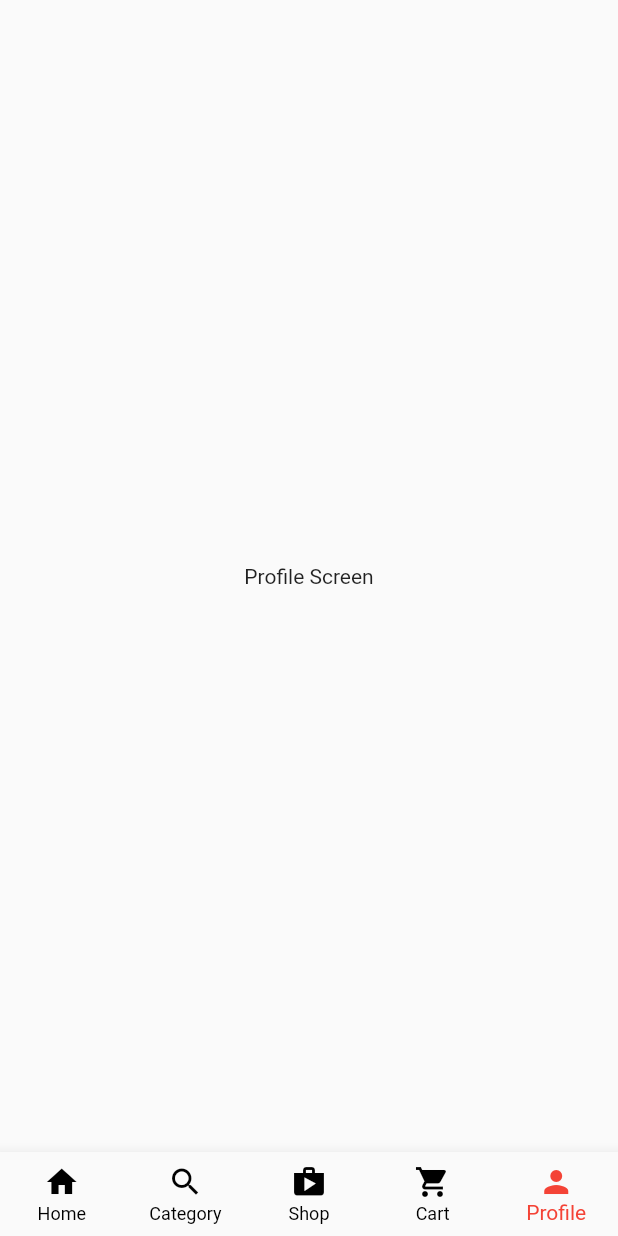
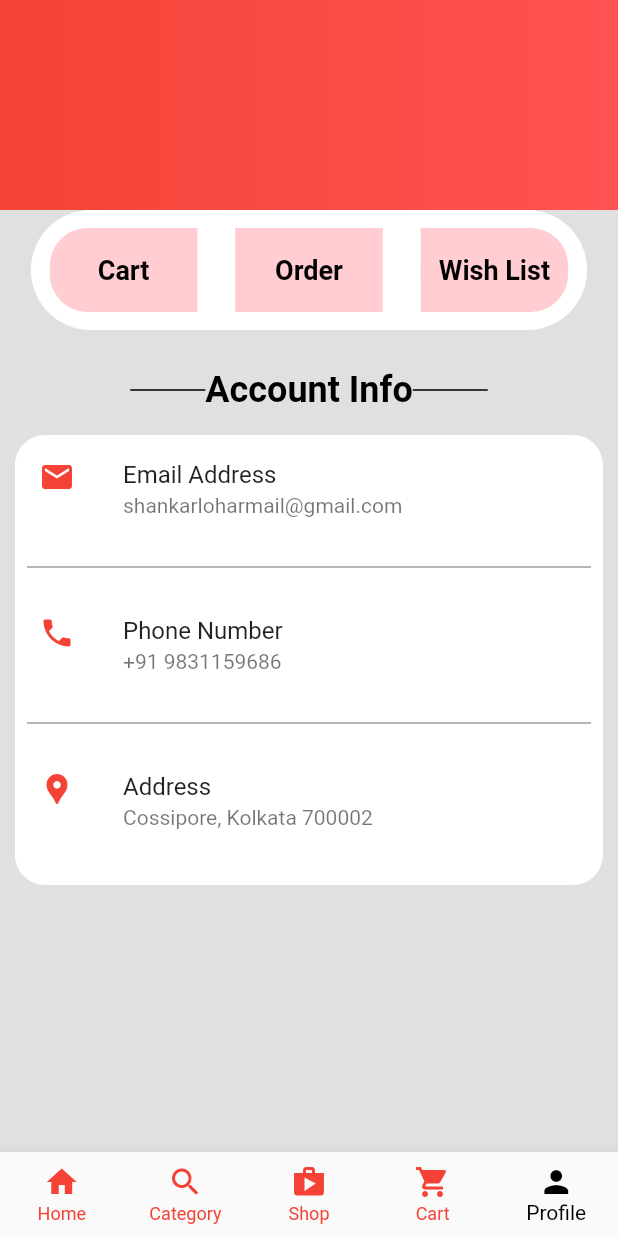
Before and after one commit to shankarlohar/BB-Baazar, a Flutter app: the screen it shows after launch, item 5 of the bottom bar chosen, on a phone screen of 412 x 824 dp. Run offline on Flutter 3.47's test engine with Material 2 defaults, Android fonts, the phone set to English and light mode, and no system bars; our stand-ins replace cloud_firestore, firebase_auth, firebase_core, firebase_storage, image_picker; accounts and stored records are empty; Roboto replaces fonts that are missing (Brand-Bold).

Commit message:
little profile

```diff
--- a/lib/main.dart
+++ b/lib/main.dart
@@ -3,6 +3,7 @@ import 'package:bb_baazar/views/auth/landing_customer_screen.dart';
 import 'package:bb_baazar/views/customer_home_screen.dart';
 import 'package:firebase_core/firebase_core.dart';
 import 'package:flutter/material.dart';
+import 'package:flutter/services.dart';
 
 void main() async {
   WidgetsFlutterBinding.ensureInitialized();
@@ -15,6 +16,7 @@ class MyApp extends StatelessWidget {
 
   @override
   Widget build(BuildContext context) {
+    SystemChrome.setSystemUIOverlayStyle(SystemUiOverlayStyle(statusBarColor: Colors.transparent));
     return MaterialApp(
         debugShowCheckedModeBanner: false,
         title: 'BB Baazar',
--- a/lib/views/customer_home_screen.dart
+++ b/lib/views/customer_home_screen.dart
@@ -1,4 +1,5 @@
 import 'package:bb_baazar/views/home_screen.dart';
+import 'package:bb_baazar/views/profile_screen.dart';
 import 'package:flutter/material.dart';
 
 class CustomerHomeScreen extends StatefulWidget {
@@ -21,9 +22,7 @@ class _CustomerHomeScreenState extends State<CustomerHomeScreen> {
     Center(
       child: Text("Cart Screen"),
     ),
-    Center(
-      child: Text("Profile Screen"),
-    ),
+    ProfileScreen(),
   ];
 
   @override
@@ -31,8 +30,8 @@ class _CustomerHomeScreenState extends State<CustomerHomeScreen> {
     return Scaffold(
       bottomNavigationBar: BottomNavigationBar(
         type: BottomNavigationBarType.fixed,
-        selectedItemColor: Colors.red,
-        unselectedItemColor: Colors.black,
+        selectedItemColor: Colors.black,
+        unselectedItemColor: Colors.red,
         currentIndex: selectedItem,
         onTap: (index) {
           setState(() {
--- /dev/null
+++ b/lib/views/profile_screen.dart
@@ -0,0 +1,242 @@
+import 'package:flutter/material.dart';
+
+class ProfileScreen extends StatelessWidget {
+  const ProfileScreen({Key? key}) : super(key: key);
+
+  @override
+  Widget build(BuildContext context) {
+    return Scaffold(
+      backgroundColor: Colors.grey.shade300,
+      body: CustomScrollView(
+        slivers: [
+          SliverAppBar(
+            elevation: 0,
+            backgroundColor: Colors.white,
+            expandedHeight: 140,
+            flexibleSpace: LayoutBuilder(
+              builder: (context, constraints) {
+                return FlexibleSpaceBar(
+                  title: AnimatedOpacity(
+                    opacity: constraints.biggest.height <= 120 ? 1 : 0,
+                    duration: Duration(
+                      microseconds: 300,
+                    ),
+                    child: Text(
+                      "Account",
+                    ),
+                  ),
+                  background: Container(
+                    decoration: BoxDecoration(
+                      gradient: LinearGradient(
+                        colors: [
+                          Colors.red,
+                          Colors.redAccent,
+                        ],
+                      ),
+                    ),
+                  ),
+                );
+              },
+            ),
+          ),
+          SliverToBoxAdapter(
+            child: Column(
+              children: [
+                Container(
+                  height: 80,
+                  width: MediaQuery.of(context).size.width * 0.9,
+                  decoration: BoxDecoration(
+                    color: Colors.white,
+                    borderRadius: BorderRadius.circular(
+                      50,
+                    ),
+                  ),
+                  child: Row(
+                    mainAxisAlignment: MainAxisAlignment.spaceAround,
+                    children: [
+                      Container(
+                        decoration: BoxDecoration(
+                          color: Colors.red.shade100,
+                          borderRadius: BorderRadius.only(
+                            topLeft: Radius.circular(
+                              25,
+                            ),
+                            bottomLeft: Radius.circular(
+                              25,
+                            ),
+                          ),
+                        ),
+                        child: TextButton(
+                          onPressed: () {},
+                          child: SizedBox(
+                            height: 40,
+                            width: MediaQuery.of(context).size.width * 0.2,
+                            child: Center(
+                              child: Text(
+                                "Cart",
+                                style: TextStyle(
+                                  fontSize: 18,
+                                  color: Colors.black,
+                                  fontWeight: FontWeight.bold,
+                                ),
+                              ),
+                            ),
+                          ),
+                        ),
+                      ),
+                      Container(
+                        decoration: BoxDecoration(
+                          color: Colors.red.shade100,
+                        ),
+                        child: TextButton(
+                          onPressed: () {},
+                          child: SizedBox(
+                            height: 40,
+                            width: MediaQuery.of(context).size.width * 0.2,
+                            child: Center(
+                              child: Text(
+                                "Order",
+                                style: TextStyle(
+                                  fontSize: 18,
+                                  color: Colors.black,
+                                  fontWeight: FontWeight.bold,
+                                ),
+                              ),
+                            ),
+                          ),
+                        ),
+                      ),
+                      Container(
+                        decoration: BoxDecoration(
+                          color: Colors.red.shade100,
+                          borderRadius: BorderRadius.only(
+                            topRight: Radius.circular(
+                              25,
+                            ),
+                            bottomRight: Radius.circular(
+                              25,
+                            ),
+                          ),
+                        ),
+                        child: TextButton(
+                          onPressed: () {},
+                          child: SizedBox(
+                            height: 40,
+                            width: MediaQuery.of(context).size.width * 0.2,
+                            child: Center(
+                              child: Text(
+                                "Wish List",
+                                style: TextStyle(
+                                  fontSize: 18,
+                                  color: Colors.black,
+                                  fontWeight: FontWeight.bold,
+                                ),
+                              ),
+                            ),
+                          ),
+                        ),
+                      ),
+                    ],
+                  ),
+                ),
+                SizedBox(
+                  height: 20,
+                ),
+                Row(
+                  mainAxisAlignment: MainAxisAlignment.center,
+                  children: [
+                    SizedBox(
+                      height: 40,
+                      width: 50,
+                      child: Divider(
+                        color: Colors.black,
+                        thickness: 1,
+                      ),
+                    ),
+                    Text(
+                      "Account Info",
+                      style: TextStyle(
+                        fontSize: 24,
+                        fontWeight: FontWeight.w700,
+                        color: Colors.black,
+                      ),
+                    ),
+                    SizedBox(
+                      height: 40,
+                      width: 50,
+                      child: Divider(
+                        color: Colors.black,
+                        thickness: 1,
+                      ),
+                    ),
+                  ],
+                ),
+                Padding(
+                  padding: const EdgeInsets.all(10.0),
+                  child: Container(
+                    height: 300,
+                    width: double.infinity,
+                    decoration: BoxDecoration(
+                      color: Colors.white,
+                      borderRadius: BorderRadius.circular(
+                        20,
+                      ),
+                    ),
+                    child: Column(
+                      children: [
+                        ListTile(
+                          title: Text("Email Address"),
+                          subtitle: Text(
+                            "shankarloharmail@gmail.com",
+                          ),
+                          leading: Icon(
+                            Icons.email,
+                            color: Colors.red,
+                          ),
+                        ),
+                        Padding(
+                          padding: const EdgeInsets.all(8.0),
+                          child: Divider(
+                            color: Colors.grey,
+                            thickness: 1,
+                          ),
+                        ),
+                        ListTile(
+                          title: Text("Phone Number"),
+                          subtitle: Text(
+                            "+91 9831159686",
+                          ),
+                          leading: Icon(
+                            Icons.phone,
+                            color: Colors.red,
+                          ),
+                        ),
+                        Padding(
+                          padding: const EdgeInsets.all(8.0),
+                          child: Divider(
+                            color: Colors.grey,
+                            thickness: 1,
+                          ),
+                        ),
+                        ListTile(
+                          title: Text("Address"),
+                          subtitle: Text(
+                            "Cossipore, Kolkata 700002",
+                          ),
+                          leading: Icon(
+                            Icons.location_pin,
+                            color: Colors.red,
+                          ),
+                        ),
+                      ],
+                    ),
+                  ),
+                ),
+              ],
+            ),
+          ),
+        ],
+      ),
+    );
+  }
+}
```
